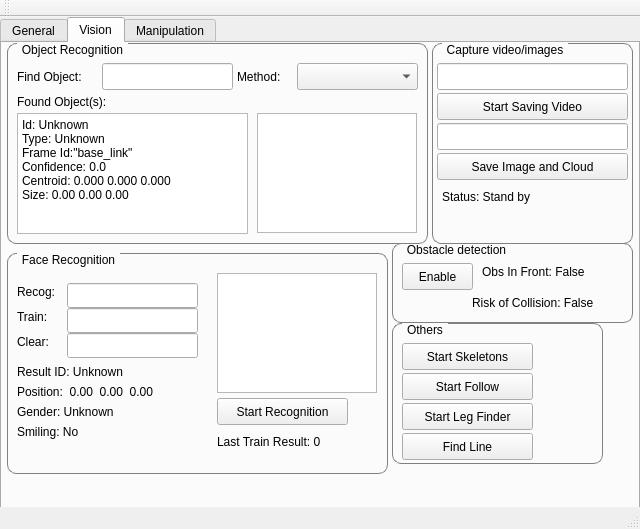
This is catkin_ws/src/hri/justina_gui/src/MainWindow.ui in RobotJustina/JUSTINA as Qt 5 draws it before an edit. The edited form follows.
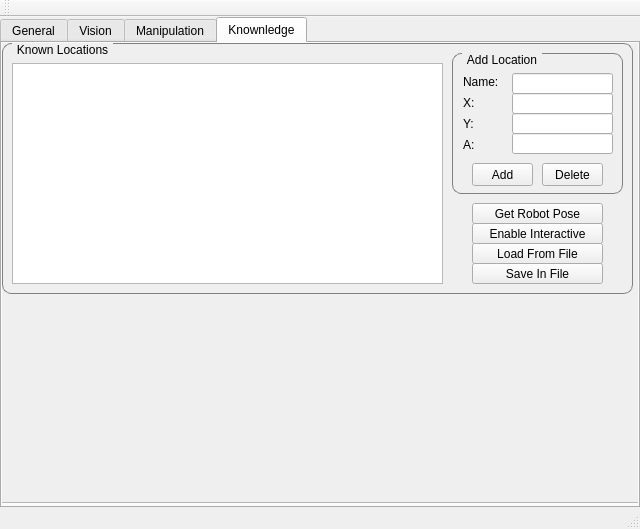
This is the edited form. The open tabs and pages were chosen to show the change.

```diff
--- a/catkin_ws/src/hri/justina_gui/src/MainWindow.ui
+++ b/catkin_ws/src/hri/justina_gui/src/MainWindow.ui
@@ -41,7 +41,7 @@
       <x>0</x>
       <y>0</y>
       <width>640</width>
-      <height>492</height>
+      <height>491</height>
      </rect>
     </property>
     <property name="currentIndex">
@@ -2153,6 +2153,240 @@
       </property>
      </widget>
     </widget>
+    <widget class="QWidget" name="tabKnownledge">
+     <attribute name="title">
+      <string>Knownledge</string>
+     </attribute>
+     <widget class="QScrollArea" name="scrollArea">
+      <property name="geometry">
+       <rect>
+        <x>-1</x>
+        <y>-1</y>
+        <width>641</width>
+        <height>461</height>
+       </rect>
+      </property>
+      <property name="widgetResizable">
+       <bool>true</bool>
+      </property>
+      <widget class="QWidget" name="scrollAreaWidgetContents">
+       <property name="geometry">
+        <rect>
+         <x>0</x>
+         <y>0</y>
+         <width>639</width>
+         <height>459</height>
+        </rect>
+       </property>
+       <widget class="QGroupBox" name="groupBox">
+        <property name="geometry">
+         <rect>
+          <x>0</x>
+          <y>0</y>
+          <width>631</width>
+          <height>251</height>
+         </rect>
+        </property>
+        <property name="title">
+         <string>Known Locations</string>
+        </property>
+        <widget class="QTableWidget" name="locTableWidget">
+         <property name="geometry">
+          <rect>
+           <x>10</x>
+           <y>20</y>
+           <width>431</width>
+           <height>221</height>
+          </rect>
+         </property>
+        </widget>
+        <widget class="QGroupBox" name="editLoc">
+         <property name="geometry">
+          <rect>
+           <x>450</x>
+           <y>10</y>
+           <width>171</width>
+           <height>141</height>
+          </rect>
+         </property>
+         <property name="title">
+          <string>Add Location</string>
+         </property>
+         <widget class="QLineEdit" name="addALoc">
+          <property name="geometry">
+           <rect>
+            <x>60</x>
+            <y>80</y>
+            <width>101</width>
+            <height>21</height>
+           </rect>
+          </property>
+         </widget>
+         <widget class="QLineEdit" name="addNameLoc">
+          <property name="geometry">
+           <rect>
+            <x>60</x>
+            <y>20</y>
+            <width>101</width>
+            <height>21</height>
+           </rect>
+          </property>
+         </widget>
+         <widget class="QLineEdit" name="addYLoc">
+          <property name="geometry">
+           <rect>
+            <x>60</x>
+            <y>60</y>
+            <width>101</width>
+            <height>21</height>
+           </rect>
+          </property>
+         </widget>
+         <widget class="QLineEdit" name="addXLoc">
+          <property name="geometry">
+           <rect>
+            <x>60</x>
+            <y>40</y>
+            <width>101</width>
+            <height>21</height>
+           </rect>
+          </property>
+         </widget>
+         <widget class="QPushButton" name="addLoc">
+          <property name="geometry">
+           <rect>
+            <x>20</x>
+            <y>110</y>
+            <width>61</width>
+            <height>23</height>
+           </rect>
+          </property>
+          <property name="text">
+           <string>Add</string>
+          </property>
+         </widget>
+         <widget class="QPushButton" name="removeLoc">
+          <property name="geometry">
+           <rect>
+            <x>90</x>
+            <y>110</y>
+            <width>61</width>
+            <height>23</height>
+           </rect>
+          </property>
+          <property name="text">
+           <string>Delete</string>
+          </property>
+         </widget>
+         <widget class="QLabel" name="labNewALoc">
+          <property name="geometry">
+           <rect>
+            <x>11</x>
+            <y>84</y>
+            <width>40</width>
+            <height>15</height>
+           </rect>
+          </property>
+          <property name="text">
+           <string>A:</string>
+          </property>
+         </widget>
+         <widget class="QLabel" name="labNewYLoc">
+          <property name="geometry">
+           <rect>
+            <x>11</x>
+            <y>63</y>
+            <width>40</width>
+            <height>15</height>
+           </rect>
+          </property>
+          <property name="text">
+           <string>Y:</string>
+          </property>
+         </widget>
+         <widget class="QLabel" name="labNewNameLoc">
+          <property name="geometry">
+           <rect>
+            <x>11</x>
+            <y>21</y>
+            <width>40</width>
+            <height>15</height>
+           </rect>
+          </property>
+          <property name="text">
+           <string>Name:</string>
+          </property>
+         </widget>
+         <widget class="QLabel" name="labNewXLoc">
+          <property name="geometry">
+           <rect>
+            <x>11</x>
+            <y>42</y>
+            <width>40</width>
+            <height>15</height>
+           </rect>
+          </property>
+          <property name="text">
+           <string>X:</string>
+          </property>
+         </widget>
+        </widget>
+        <widget class="QPushButton" name="enInteractiveEdit">
+         <property name="geometry">
+          <rect>
+           <x>470</x>
+           <y>180</y>
+           <width>131</width>
+           <height>21</height>
+          </rect>
+         </property>
+         <property name="text">
+          <string>Enable Interactive</string>
+         </property>
+        </widget>
+        <widget class="QPushButton" name="loadFromFile">
+         <property name="geometry">
+          <rect>
+           <x>470</x>
+           <y>200</y>
+           <width>131</width>
+           <height>21</height>
+          </rect>
+         </property>
+         <property name="text">
+          <string>Load From File</string>
+         </property>
+        </widget>
+        <widget class="QPushButton" name="SaveInFile">
+         <property name="geometry">
+          <rect>
+           <x>470</x>
+           <y>220</y>
+           <width>131</width>
+           <height>21</height>
+          </rect>
+         </property>
+         <property name="text">
+          <string>Save In File</string>
+         </property>
+        </widget>
+        <widget class="QPushButton" name="GetRobotPose">
+         <property name="geometry">
+          <rect>
+           <x>470</x>
+           <y>160</y>
+           <width>131</width>
+           <height>21</height>
+          </rect>
+         </property>
+         <property name="text">
+          <string>Get Robot Pose</string>
+         </property>
+        </widget>
+       </widget>
+      </widget>
+     </widget>
+    </widget>
    </widget>
   </widget>
   <widget class="QToolBar" name="mainToolBar">
```
Left out of the diff: 2 changed lines with no effect on the pictures.
